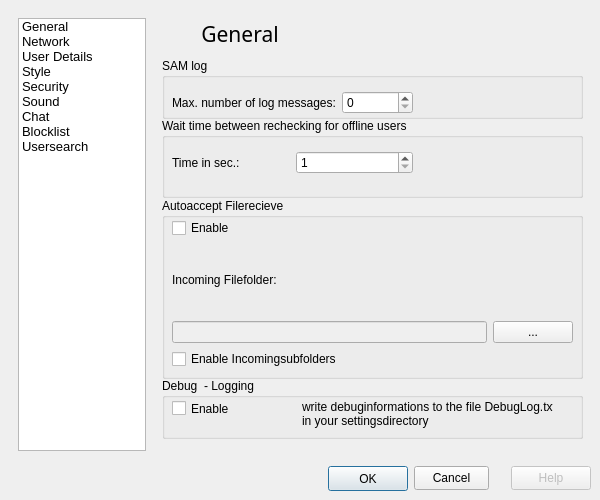
The window that src/gui/form_settingsgui.ui (vituperative/i2pchat) describes before a commit, drawn with Qt 5.
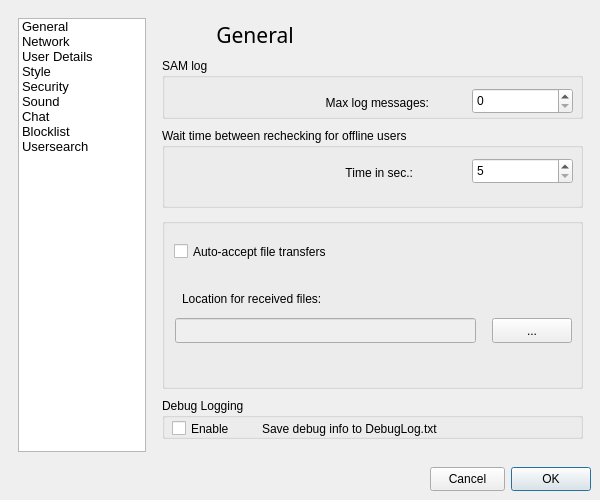
The same window after the commit. Icons and pictures are not drawn.

```diff
--- a/src/gui/form_settingsgui.ui
+++ b/src/gui/form_settingsgui.ui
@@ -93,148 +93,7 @@
     <property name="spacing">
      <number>6</number>
     </property>
-    <item row="1" column="0" colspan="4">
-     <layout class="QGridLayout">
-      <property name="leftMargin">
-       <number>0</number>
-      </property>
-      <property name="topMargin">
-       <number>0</number>
-      </property>
-      <property name="rightMargin">
-       <number>0</number>
-      </property>
-      <property name="bottomMargin">
-       <number>0</number>
-      </property>
-      <property name="spacing">
-       <number>6</number>
-      </property>
-      <item row="0" column="1">
-       <widget class="QFrame" name="buttonFrame">
-        <property name="sizePolicy">
-         <sizepolicy hsizetype="Fixed" vsizetype="Fixed">
-          <horstretch>0</horstretch>
-          <verstretch>0</verstretch>
-         </sizepolicy>
-        </property>
-        <property name="frameShape">
-         <enum>QFrame::NoFrame</enum>
-        </property>
-        <property name="frameShadow">
-         <enum>QFrame::Raised</enum>
-        </property>
-        <layout class="QGridLayout">
-         <property name="leftMargin">
-          <number>9</number>
-         </property>
-         <property name="topMargin">
-          <number>9</number>
-         </property>
-         <property name="rightMargin">
-          <number>9</number>
-         </property>
-         <property name="bottomMargin">
-          <number>9</number>
-         </property>
-         <property name="spacing">
-          <number>6</number>
-         </property>
-         <item row="0" column="2">
-          <spacer>
-           <property name="orientation">
-            <enum>Qt::Horizontal</enum>
-           </property>
-           <property name="sizeType">
-            <enum>QSizePolicy::Expanding</enum>
-           </property>
-           <property name="sizeHint" stdset="0">
-            <size>
-             <width>16</width>
-             <height>25</height>
-            </size>
-           </property>
-          </spacer>
-         </item>
-         <item row="0" column="0">
-          <widget class="QPushButton" name="ok_Button">
-           <property name="minimumSize">
-            <size>
-             <width>75</width>
-             <height>24</height>
-            </size>
-           </property>
-           <property name="maximumSize">
-            <size>
-             <width>16777215</width>
-             <height>75</height>
-            </size>
-           </property>
-           <property name="text">
-            <string>OK</string>
-           </property>
-           <property name="autoRepeat">
-            <bool>false</bool>
-           </property>
-           <property name="default">
-            <bool>true</bool>
-           </property>
-          </widget>
-         </item>
-         <item row="0" column="1">
-          <widget class="QPushButton" name="cancel_Button">
-           <property name="minimumSize">
-            <size>
-             <width>75</width>
-             <height>24</height>
-            </size>
-           </property>
-           <property name="maximumSize">
-            <size>
-             <width>75</width>
-             <height>16777215</height>
-            </size>
-           </property>
-           <property name="text">
-            <string>Cancel</string>
-           </property>
-          </widget>
-         </item>
-         <item row="0" column="3">
-          <widget class="QPushButton" name="help_Button">
-           <property name="enabled">
-            <bool>false</bool>
-           </property>
-           <property name="minimumSize">
-            <size>
-             <width>0</width>
-             <height>24</height>
-            </size>
-           </property>
-           <property name="text">
-            <string>Help</string>
-           </property>
-          </widget>
-         </item>
-        </layout>
-       </widget>
-      </item>
-      <item row="0" column="0">
-       <spacer>
-        <property name="orientation">
-         <enum>Qt::Horizontal</enum>
-        </property>
-        <property name="sizeHint" stdset="0">
-         <size>
-          <width>181</width>
-          <height>20</height>
-         </size>
-        </property>
-       </spacer>
-      </item>
-     </layout>
-    </item>
-    <item row="0" column="0">
+    <item row="0" column="0" alignment="Qt::AlignLeft">
      <widget class="QListWidget" name="itemListWidget">
       <property name="sizePolicy">
        <sizepolicy hsizetype="Fixed" vsizetype="Fixed">
@@ -366,6 +225,115 @@
       </item>
      </widget>
     </item>
+    <item row="1" column="0" colspan="4">
+     <layout class="QGridLayout">
+      <property name="leftMargin">
+       <number>0</number>
+      </property>
+      <property name="topMargin">
+       <number>0</number>
+      </property>
+      <property name="rightMargin">
+       <number>0</number>
+      </property>
+      <property name="bottomMargin">
+       <number>0</number>
+      </property>
+      <property name="spacing">
+       <number>6</number>
+      </property>
+      <item row="0" column="1">
+       <widget class="QFrame" name="buttonFrame">
+        <property name="sizePolicy">
+         <sizepolicy hsizetype="Fixed" vsizetype="Fixed">
+          <horstretch>0</horstretch>
+          <verstretch>0</verstretch>
+         </sizepolicy>
+        </property>
+        <property name="frameShape">
+         <enum>QFrame::NoFrame</enum>
+        </property>
+        <property name="frameShadow">
+         <enum>QFrame::Raised</enum>
+        </property>
+        <layout class="QGridLayout">
+         <property name="leftMargin">
+          <number>9</number>
+         </property>
+         <property name="topMargin">
+          <number>9</number>
+         </property>
+         <property name="rightMargin">
+          <number>9</number>
+         </property>
+         <property name="bottomMargin">
+          <number>9</number>
+         </property>
+         <property name="spacing">
+          <number>6</number>
+         </property>
+         <item row="0" column="1">
+          <widget class="QPushButton" name="cancel_Button">
+           <property name="minimumSize">
+            <size>
+             <width>75</width>
+             <height>24</height>
+            </size>
+           </property>
+           <property name="maximumSize">
+            <size>
+             <width>75</width>
+             <height>16777215</height>
+            </size>
+           </property>
+           <property name="text">
+            <string>Cancel</string>
+           </property>
+          </widget>
+         </item>
+         <item row="0" column="2">
+          <widget class="QPushButton" name="ok_Button">
+           <property name="minimumSize">
+            <size>
+             <width>75</width>
+             <height>24</height>
+            </size>
+           </property>
+           <property name="maximumSize">
+            <size>
+             <width>16777215</width>
+             <height>75</height>
+            </size>
+           </property>
+           <property name="text">
+            <string>OK</string>
+           </property>
+           <property name="autoRepeat">
+            <bool>false</bool>
+           </property>
+           <property name="default">
+            <bool>true</bool>
+           </property>
+          </widget>
+         </item>
+        </layout>
+       </widget>
+      </item>
+      <item row="0" column="0">
+       <spacer>
+        <property name="orientation">
+         <enum>Qt::Horizontal</enum>
+        </property>
+        <property name="sizeHint" stdset="0">
+         <size>
+          <width>181</width>
+          <height>20</height>
+         </size>
+        </property>
+       </spacer>
+      </item>
+     </layout>
+    </item>
     <item row="0" column="1">
      <widget class="QStackedWidget" name="stackedWidget">
       <property name="currentIndex">
@@ -376,7 +344,7 @@
         <property name="geometry">
          <rect>
           <x>10</x>
-          <y>100</y>
+          <y>110</y>
           <width>421</width>
           <height>80</height>
          </rect>
@@ -399,22 +367,31 @@
             <property name="text">
              <string>Time in sec.:</string>
             </property>
+            <property name="alignment">
+             <set>Qt::AlignRight|Qt::AlignTrailing|Qt::AlignVCenter</set>
+            </property>
            </widget>
           </item>
-          <item>
+         </layout>
+        </widget>
            <widget class="QSpinBox" name="waitTimeBetweenCheckingForOfflineUsersSecondsSpinBox">
+         <property name="geometry">
+          <rect>
+           <x>310</x>
+           <y>30</y>
+           <width>101</width>
+           <height>26</height>
+          </rect>
+         </property>
             <property name="minimum">
-             <number>1</number>
+          <number>5</number>
             </property>
             <property name="maximum">
              <number>99999</number>
             </property>
             <property name="value">
-             <number>1</number>
-            </property>
-           </widget>
-          </item>
-         </layout>
+          <number>5</number>
+         </property>
         </widget>
        </widget>
        <widget class="QGroupBox" name="groupBox">
@@ -434,7 +411,7 @@
           <rect>
            <x>10</x>
            <y>30</y>
-           <width>241</width>
+           <width>257</width>
            <height>29</height>
           </rect>
          </property>
@@ -442,23 +419,33 @@
           <item>
            <widget class="QLabel" name="label_4">
             <property name="text">
-             <string>Max. number of log messages:</string>
+             <string>Max log messages:</string>
+            </property>
+            <property name="alignment">
+             <set>Qt::AlignRight|Qt::AlignTrailing|Qt::AlignVCenter</set>
             </property>
            </widget>
           </item>
-          <item>
-           <widget class="QSpinBox" name="spinBox"/>
-          </item>
          </layout>
         </widget>
+        <widget class="QSpinBox" name="spinBox">
+         <property name="geometry">
+          <rect>
+           <x>310</x>
+           <y>30</y>
+           <width>101</width>
+           <height>26</height>
+          </rect>
+         </property>
+        </widget>
        </widget>
        <widget class="QWidget" name="layoutWidget_3">
         <property name="geometry">
          <rect>
           <x>10</x>
           <y>0</y>
-          <width>117</width>
-          <height>32</height>
+          <width>141</width>
+          <height>34</height>
          </rect>
         </property>
         <layout class="QGridLayout">
@@ -515,6 +502,27 @@
          </item>
          <item row="0" column="0">
           <widget class="QLabel" name="basiciconlabel">
+           <property name="minimumSize">
+            <size>
+             <width>32</width>
+             <height>32</height>
+            </size>
+           </property>
+           <property name="maximumSize">
+            <size>
+             <width>32</width>
+             <height>32</height>
+            </size>
+           </property>
+           <property name="baseSize">
+            <size>
+             <width>24</width>
+             <height>24</height>
+            </size>
+           </property>
+           <property name="autoFillBackground">
+            <bool>false</bool>
+           </property>
            <property name="text">
             <string/>
            </property>
@@ -532,96 +540,124 @@
         <property name="geometry">
          <rect>
           <x>10</x>
-          <y>180</y>
+          <y>200</y>
           <width>421</width>
-          <height>181</height>
+          <height>171</height>
          </rect>
         </property>
         <property name="title">
-         <string>Autoaccept Filerecieve</string>
+         <string/>
         </property>
-        <widget class="QWidget" name="layoutWidget_19">
+        <widget class="QCheckBox" name="checkBox_IncomingSubFolders">
+         <property name="enabled">
+          <bool>true</bool>
+         </property>
          <property name="geometry">
           <rect>
-           <x>10</x>
-           <y>20</y>
-           <width>401</width>
-           <height>151</height>
+           <x>11</x>
+           <y>439</y>
+           <width>206</width>
+           <height>23</height>
           </rect>
          </property>
-         <layout class="QVBoxLayout" name="verticalLayout_5">
-          <item>
-           <layout class="QVBoxLayout" name="verticalLayout_2">
-            <item>
+         <property name="text">
+          <string>Enable Incoming subfolders</string>
+         </property>
+         <property name="checkable">
+          <bool>true</bool>
+         </property>
+        </widget>
              <widget class="QCheckBox" name="checkBox_AutoAcceptFileRecive">
               <property name="enabled">
                <bool>true</bool>
               </property>
+         <property name="geometry">
+          <rect>
+           <x>12</x>
+           <y>22</y>
+           <width>221</width>
+           <height>23</height>
+          </rect>
+         </property>
               <property name="text">
-               <string>Enable</string>
+          <string>Auto-accept file transfers</string>
               </property>
               <property name="checkable">
                <bool>true</bool>
               </property>
              </widget>
-            </item>
-            <item>
              <widget class="QLabel" name="label_16">
+         <property name="geometry">
+          <rect>
+           <x>20</x>
+           <y>60</y>
+           <width>172</width>
+           <height>42</height>
+          </rect>
+         </property>
+         <property name="minimumSize">
+          <size>
+           <width>0</width>
+           <height>42</height>
+          </size>
+         </property>
+         <property name="maximumSize">
+          <size>
+           <width>16777215</width>
+           <height>32</height>
+          </size>
+         </property>
+         <property name="baseSize">
+          <size>
+           <width>0</width>
+           <height>16</height>
+          </size>
+         </property>
               <property name="text">
-               <string>Incoming Filefolder:</string>
-              </property>
-             </widget>
-            </item>
-            <item>
-             <layout class="QHBoxLayout" name="horizontalLayout_2">
-              <item>
+          <string>Location for received files:</string>
+         </property>
+        </widget>
                <widget class="QLineEdit" name="txt_IncomingFileFolder">
                 <property name="enabled">
                  <bool>false</bool>
                 </property>
-               </widget>
-              </item>
-              <item>
+         <property name="geometry">
+          <rect>
+           <x>13</x>
+           <y>100</y>
+           <width>301</width>
+           <height>25</height>
+          </rect>
+         </property>
+        </widget>
                <widget class="QPushButton" name="cmd_IncomingFileFolder">
                 <property name="enabled">
                  <bool>true</bool>
                 </property>
+         <property name="geometry">
+          <rect>
+           <x>330</x>
+           <y>100</y>
+           <width>80</width>
+           <height>25</height>
+          </rect>
+         </property>
                 <property name="text">
                  <string>...</string>
                 </property>
-               </widget>
-              </item>
-             </layout>
-            </item>
-           </layout>
-          </item>
-          <item>
-           <widget class="QCheckBox" name="checkBox_IncomingSubFolders">
-            <property name="enabled">
-             <bool>true</bool>
-            </property>
-            <property name="text">
-             <string>Enable Incomingsubfolders</string>
-            </property>
-            <property name="checkable">
-             <bool>true</bool>
-            </property>
-           </widget>
-          </item>
-         </layout>
         </widget>
        </widget>
        <widget class="QGroupBox" name="groupBox_22">
         <property name="geometry">
          <rect>
           <x>10</x>
-          <y>360</y>
+          <y>380</y>
           <width>421</width>
-          <height>61</height>
+          <height>41</height>
          </rect>
         </property>
         <property name="title">
-         <string>Debug  - Logging</string>
+         <string>Debug Logging</string>
         </property>
         <widget class="QCheckBox" name="checkBox_DebugLog">
          <property name="enabled">
@@ -631,7 +667,7 @@
           <rect>
            <x>10</x>
            <y>20</y>
-           <width>58</width>
+           <width>81</width>
            <height>21</height>
           </rect>
          </property>
@@ -645,15 +681,14 @@
         <widget class="QLabel" name="label_37">
          <property name="geometry">
           <rect>
-           <x>140</x>
+           <x>100</x>
            <y>20</y>
            <width>251</width>
-           <height>31</height>
+           <height>21</height>
           </rect>
          </property>
          <property name="text">
-          <string>write debuginformations to the file DebugLog.txt
-in your settingsdirectory</string>
+          <string>Save debug info to DebugLog.txt </string>
          </property>
         </widget>
        </widget>
```
Left out of the diff: 903 changed lines with no effect on the pictures. Lines whose indentation alone changed are shown as unchanged.
